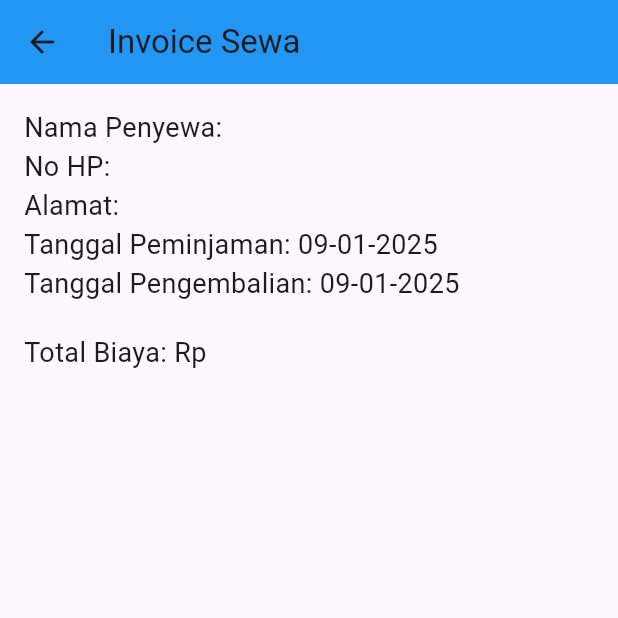
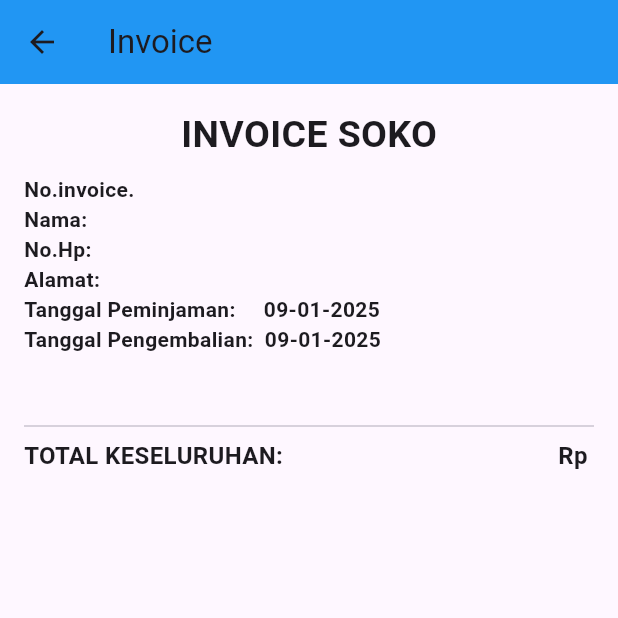
Before and after one commit to mc625/crud, a Flutter app: the InvoicePage screen opened directly with empty values, on a phone screen of 412 x 824 dp, the top half of it. Run offline on Flutter 3.47's test engine with Material 3 defaults, Android fonts, the phone set to English and light mode, and no system bars; our stand-ins replace cloud_firestore, firebase_core, fluttertoast; accounts and stored records are empty.

Commit message:
5th commit

```diff
--- a/lib/main.dart
+++ b/lib/main.dart
@@ -20,7 +20,7 @@ void main() async {
             storageBucket: "crudapp-78677.firebasestorage.app",
             messagingSenderId: "932419693269",
             appId: "1:932419693269:web:40af1d4c320005b414905c",
-            measurementId: "G-NJ1YD6N6EF"));
+            measurementId: "G-NJ1YD6N6EF")); // web config
   } else {
     await Firebase.initializeApp();
   }
--- a/lib/pages/dashboard.dart
+++ b/lib/pages/dashboard.dart
@@ -173,7 +173,7 @@ class _DashboardState extends State<Dashboard> {
                                       fontWeight: FontWeight.bold),
                                 ),
                                 Text(
-                                  'Rp ${rental["total_biaya"]}', // Ganti dengan field yang sesuai
+                                  'Rp.${rental["total_biaya"]}', // Ganti dengan field yang sesuai
                                   style: TextStyle(
                                       fontSize: 18,
                                       fontWeight: FontWeight.bold),
--- a/lib/pages/invoice_page.dart
+++ b/lib/pages/invoice_page.dart
@@ -10,7 +10,6 @@ class InvoicePage extends StatelessWidget {
   Future<Map<String, dynamic>?> fetchSewaData() async {
     DocumentSnapshot snapshot =
         await FirebaseFirestore.instance.collection('dbsewa').doc(sewaId).get();
-
     return snapshot.data() as Map<String, dynamic>?;
   }
 
@@ -23,7 +22,7 @@ class InvoicePage extends StatelessWidget {
   Widget build(BuildContext context) {
     return Scaffold(
       appBar: AppBar(
-        title: Text('Invoice Sewa'),
+        title: Text('Invoice'),
         backgroundColor: Colors.blue,
       ),
       body: FutureBuilder<Map<String, dynamic>?>(
@@ -41,36 +40,95 @@ class InvoicePage extends StatelessWidget {
 
           final data = snapshot.data!;
           final barang = data['barang'] as List<dynamic>? ?? [];
-          final paket = data['paket']
-              as Map<String, dynamic>?; // Mengambil paket, jika ada
+          var paket = data['paket']; // Ambil paket
+
+          // Pastikan paket adalah Map
+          if (paket is! Map<String, dynamic>) {
+            paket = {}; // Jika bukan Map, set paket menjadi Map kosong
+          }
 
           List<Widget> barangWidgets = [];
+
+          // Menampilkan barang
           if (barang.isNotEmpty) {
-            barangWidgets.add(Text('Barang yang Disewa:',
-                style: TextStyle(fontSize: 20, fontWeight: FontWeight.bold)));
+            barangWidgets.add(Container(
+              color: Colors.blue.shade100,
+              padding: EdgeInsets.all(8),
+              child: Row(
+                children: [
+                  Expanded(
+                      flex: 2,
+                      child: Text('BARANG',
+                          style: TextStyle(fontWeight: FontWeight.bold))),
+                  Expanded(
+                      child: Text('HARGA',
+                          style: TextStyle(fontWeight: FontWeight.bold))),
+                  Expanded(
+                      child: Text('QTY',
+                          style: TextStyle(fontWeight: FontWeight.bold))),
+                  Expanded(
+                      child: Text('TOTAL',
+                          style: TextStyle(fontWeight: FontWeight.bold))),
+                ],
+              ),
+            ));
+
             barangWidgets.addAll(barang.map((item) {
-              return Text(
-                  '${item["Nama Barang"]} (x${item["Jumlah"]}) - Rp ${item["Harga"]}',
-                  style: TextStyle(fontSize: 16));
+              double itemTotal =
+                  (double.tryParse(item["Harga"].toString()) ?? 0) *
+                      (item["Jumlah"] ?? 1);
+              return buildItemRow(
+                '  ${item["Nama Barang"]}',
+                '${item["Harga"]}',
+                '${item["Jumlah"]}',
+                '${itemTotal.toStringAsFixed(0)}',
+              );
             }).toList());
           }
 
+          // Menampilkan paket
           List<Widget> paketWidgets = [];
-          if (paket != null) {
-            paketWidgets.add(Text('${paket["Nama Paket"]}',
-                style: TextStyle(fontSize: 16, fontWeight: FontWeight.bold)));
+          if (paket.isNotEmpty) {
+            paketWidgets.add(Row(
+              children: [
+                Text('PAKET: ',
+                    style:
+                        TextStyle(fontSize: 18, fontWeight: FontWeight.bold)),
+                Text(paket["Nama Paket"] ?? "",
+                    style:
+                        TextStyle(fontSize: 18, fontWeight: FontWeight.bold)),
+              ],
+            ));
 
-            // Menambahkan detail isi dari paket
-            final barangDalamPaket = paket['Barang'] as List<dynamic>? ?? [];
-            if (barangDalamPaket.isNotEmpty) {
-              paketWidgets.addAll(barangDalamPaket.map((item) {
-                return Text('${item["Jumlah"]}x ${item["Nama Barang"]}',
-                    style: TextStyle(fontSize: 16));
-              }).toList());
+            paketWidgets.add(Container(
+              color: Colors.blue.shade100,
+              padding: EdgeInsets.all(8),
+              child: Row(
+                children: [
+                  Expanded(
+                      flex: 2,
+                      child: Text('DESKRIPSI',
+                          style: TextStyle(fontWeight: FontWeight.bold))),
+                  Expanded(
+                      child: Text('QTY',
+                          style: TextStyle(fontWeight: FontWeight.bold))),
+                ],
+              ),
+            ));
+
+            // Memastikan barang dalam paket adalah iterable
+            List<dynamic> barangDalamPaket = paket['Barang'] ?? [];
+            for (var item in barangDalamPaket) {
+              if (item is Map<String, dynamic>) {
+                String namaBarang = item["Nama Barang"] ?? "";
+                String jumlah = item["Jumlah"]?.toString() ?? "0";
+
+                paketWidgets.add(buildItemRow(
+                  namaBarang, // Nama barang dari paket
+                  jumlah, // Jumlah barang dari paket
+                ));
+              }
             }
-          } else {
-            paketWidgets.add(Text('Tidak ada paket yang disewa.',
-                style: TextStyle(fontSize: 16)));
           }
 
           return Padding(
@@ -78,24 +136,47 @@ class InvoicePage extends StatelessWidget {
             child: Column(
               crossAxisAlignment: CrossAxisAlignment.start,
               children: [
-                Text('Nama Penyewa: ${data['nama']}',
-                    style: TextStyle(fontSize: 18)),
-                Text('No HP: ${data['no_hp']}', style: TextStyle(fontSize: 18)),
-                Text('Alamat: ${data['alamat']}',
-                    style: TextStyle(fontSize: 18)),
+                Center(
+                    child: Text('INVOICE SOKO',
+                        style: TextStyle(
+                            fontSize: 25, fontWeight: FontWeight.bold))),
+                SizedBox(height: 8),
+                Text('No.invoice.${data['no_invoice']}',
+                    style:
+                        TextStyle(fontSize: 14, fontWeight: FontWeight.bold)),
+                Text('Nama:  \t\t${data['nama']}',
+                    style:
+                        TextStyle(fontSize: 14, fontWeight: FontWeight.bold)),
+                Text('No.Hp: \t\t${data['no_hp']}',
+                    style:
+                        TextStyle(fontSize: 14, fontWeight: FontWeight.bold)),
+                Text('Alamat: \t${data['alamat']}',
+                    style:
+                        TextStyle(fontSize: 14, fontWeight: FontWeight.bold)),
                 Text(
-                    'Tanggal Peminjaman: ${formatDate((data['tanggal_peminjaman'] as Timestamp).toDate())}',
-                    style: TextStyle(fontSize: 18)),
+                    'Tanggal Peminjaman:   \t\t${formatDate((data['tanggal_peminjaman'] as Timestamp).toDate())}',
+                    style:
+                        TextStyle(fontSize: 14, fontWeight: FontWeight.bold)),
                 Text(
-                    'Tanggal Pengembalian: ${formatDate((data['tanggal_pengembalian'] as Timestamp).toDate())}',
-                    style: TextStyle(fontSize: 18)),
-                SizedBox(height: 20),
-                Text('Total Biaya: Rp ${data['total_biaya']}',
-                    style: TextStyle(fontSize: 18)),
-                SizedBox(height: 20),
+                    'Tanggal Pengembalian: \t${formatDate((data['tanggal_pengembalian'] as Timestamp).toDate())}',
+                    style:
+                        TextStyle(fontSize: 14, fontWeight: FontWeight.bold)),
+                SizedBox(height: 24),
                 ...barangWidgets,
-                SizedBox(height: 20),
                 ...paketWidgets,
+                SizedBox(height: 16),
+                Divider(),
+                Row(
+                  mainAxisAlignment: MainAxisAlignment.spaceBetween,
+                  children: [
+                    Text('TOTAL KESELURUHAN:',
+                        style: TextStyle(
+                            fontSize: 16, fontWeight: FontWeight.bold)),
+                    Text('Rp ${data['total_biaya'] ?? "0"}',
+                        style: TextStyle(
+                            fontSize: 16, fontWeight: FontWeight.bold)),
+                  ],
+                ),
               ],
             ),
           );
@@ -103,4 +184,19 @@ class InvoicePage extends StatelessWidget {
       ),
     );
   }
+
+  Widget buildItemRow(String description, String price,
+      [String? qty, String? total]) {
+    return Padding(
+      padding: const EdgeInsets.symmetric(vertical: 4.0),
+      child: Row(
+        children: [
+          Expanded(flex: 2, child: Text(description)),
+          Expanded(child: Text(price)),
+          if (qty != null) Expanded(child: Text(qty)),
+          if (total != null) Expanded(child: Text(total)),
+        ],
+      ),
+    );
+  }
 }
```
Also changed, not shown: lib/pages/sewa_page.dart (+24 -9 lines).
